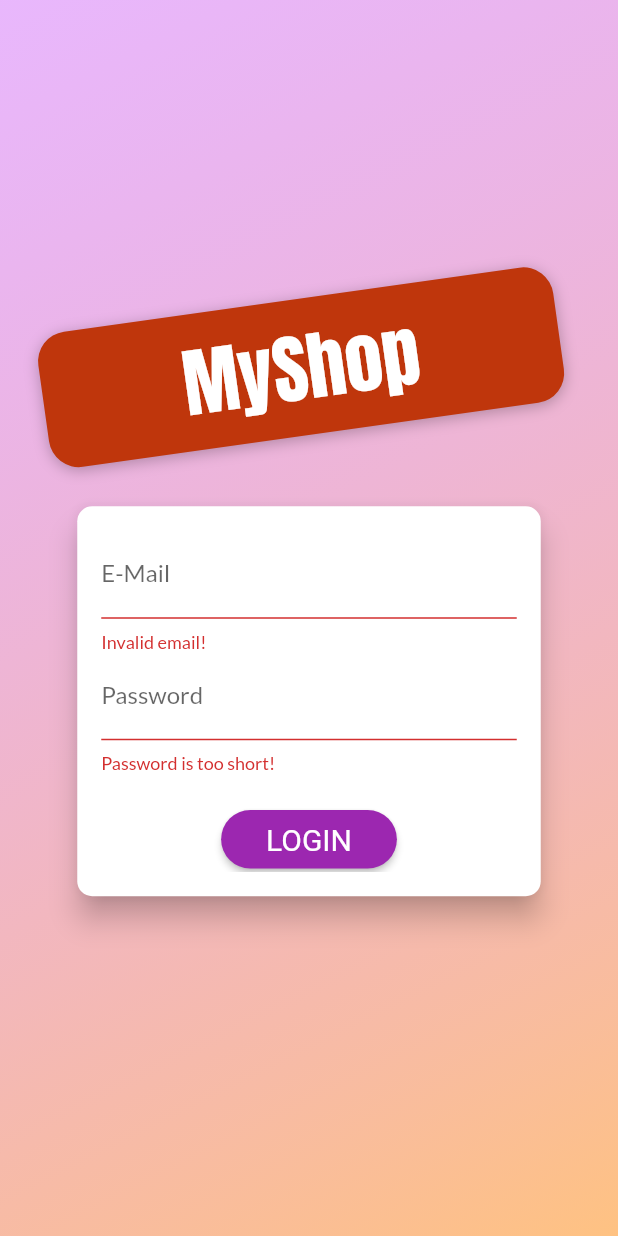
After one commit to deshmukhpurushothaman/shop-app, a Flutter app: the screen it shows after launch, after a tap on "LOGIN", on a phone screen of 412 x 824 dp. The commit adds this screen. Run offline on Flutter 3.47's test engine with Material 2 defaults, Android fonts, the phone set to English and light mode, and no system bars; our stand-ins replace shared_preferences; network calls fail.

Commit message:
🔐Authentication, auto-auth and user data added to products

```diff
--- a/lib/main.dart
+++ b/lib/main.dart
@@ -1,9 +1,13 @@
 import 'package:flutter/material.dart';
 import 'package:provider/provider.dart';
+import 'package:shared_preferences/shared_preferences.dart';
+import 'package:shop_app/providers/auth.dart';
 import 'package:shop_app/providers/orders.dart';
+import 'package:shop_app/screens/auth_screen.dart';
 import 'package:shop_app/screens/cart_screen.dart';
 import 'package:shop_app/screens/edit_product_screen.dart';
 import 'package:shop_app/screens/orders_screen.dart';
+import 'package:shop_app/screens/splash_screen.dart';
 import 'package:shop_app/screens/user_products_screen.dart';
 import './providers/cart.dart';
 import './screens/products_overview_screen.dart';
@@ -11,6 +15,7 @@ import './screens/product_detail_screen.dart';
 import './providers/products_provider.dart';
 
 void main() {
+  SharedPreferences.setMockInitialValues({});
   runApp(const MyApp());
 }
 
@@ -22,17 +27,27 @@ class MyApp extends StatelessWidget {
   Widget build(BuildContext context) {
     return MultiProvider(
       providers: [
-        ChangeNotifierProvider(
-          create: (ctx) => ProductsProvider(),
+        ChangeNotifierProvider(create: (ctx) => Auth()),
+        ChangeNotifierProxyProvider<Auth, ProductsProvider>(
+          create: (_) => ProductsProvider('', '', []),
+          update: (ctx, auth, previousProducts) => ProductsProvider(
+              auth.token != null ? auth.token! : '',
+              auth.userId != null ? auth.userId! : '',
+              previousProducts != null ? [] : previousProducts!.items),
         ),
         ChangeNotifierProvider(
           create: (ctx) => Cart(),
         ),
-        ChangeNotifierProvider(
-          create: (ctx) => Orders(),
-        )
+        ChangeNotifierProxyProvider<Auth, Orders>(
+          create: (_) => Orders('', '', []),
+          update: (ctx, auth, previousOrders) => Orders(
+              auth.token!,
+              auth.userId!,
+              previousOrders != null ? [] : previousOrders!.orders),
+        ),
       ],
-      child: MaterialApp(
+      child: Consumer<Auth>(
+        builder: (ctx, auth, _) => MaterialApp(
           title: 'My Shop',
           theme: ThemeData(
             // This is the theme of your application.
@@ -48,7 +63,17 @@ class MyApp extends StatelessWidget {
             accentColor: Colors.deepOrange,
             fontFamily: 'Lato',
           ),
-        home: ProductsOverviewScreen(),
+          home: auth.isAuth
+              ? ProductsOverviewScreen()
+              : FutureBuilder(
+                  future: auth.autoLogin(),
+                  builder: (
+                    ctx,
+                    authResult,
+                  ) =>
+                      authResult.connectionState == ConnectionState.waiting
+                          ? SplashScreen()
+                          : AuthScreen()),
           routes: {
             ProductDetailScreen.routeName: (ctx) => ProductDetailScreen(),
             CartScreen.routeName: (ctx) => CartScreen(),
@@ -57,6 +82,7 @@ class MyApp extends StatelessWidget {
             EditProductScreen.routeName: (ctx) => EditProductScreen(),
           },
         ),
+      ),
     );
   }
 }
--- /dev/null
+++ b/lib/providers/auth.dart
@@ -0,0 +1,114 @@
+import 'package:flutter/widgets.dart';
+import 'package:http/http.dart' as http;
+import 'dart:convert';
+import 'dart:async';
+import 'package:shared_preferences/shared_preferences.dart';
+import 'package:shop_app/models/http_exception.dart';
+
+class Auth with ChangeNotifier {
+  String? _token;
+  DateTime? _expiryDate;
+  String? _userId;
+  Timer? _authTimer;
+
+  bool get isAuth {
+    return token != null;
+  }
+
+  String? get token {
+    if (_expiryDate != null &&
+        _expiryDate!.isAfter(DateTime.now()) &&
+        _token != null) {
+      return _token;
+    }
+    return null;
+  }
+
+  String? get userId {
+    return _userId;
+  }
+
+  Future<void> _authticate(
+      String email, String password, String urlSegment) async {
+    final url =
+        'https://identitytoolkit.googleapis.com/v1/accounts:$urlSegment?key=AIzaSyABPCqoqSLIfVHJ69jBBhA2RSbGD4jQfDw';
+    try {
+      final response = await http.post(Uri.parse(url),
+          body: json.encode({
+            'email': email,
+            'password': password,
+            'returnSecureToken': true,
+          }));
+      final responseData = json.decode(response.body);
+
+      if (responseData['error'] != null) {
+        print(responseData['error']['message']);
+        throw HttpException(responseData['error']['message']);
+      }
+      _token = responseData['idToken'];
+      _userId = responseData['localId'];
+      _expiryDate = DateTime.now()
+          .add(Duration(seconds: int.parse(responseData['expiresIn'])));
+      _autoLogout();
+      notifyListeners();
+      final prefs = await SharedPreferences.getInstance();
+      final userData = json.encode({
+        'token': _token,
+        'userId': _userId,
+        'expiryDate': _expiryDate!.toIso8601String()
+      });
+      prefs.setString('userData', userData);
+    } catch (error) {
+      throw error;
+    }
+  }
+
+  Future<void> signup(String email, String password) async {
+    return _authticate(email, password, 'signUp');
+  }
+
+  Future<void> signin(String email, String password) async {
+    return _authticate(email, password, 'signInWithPassword');
+  }
+
+  Future<bool> autoLogin() async {
+    final prefs = await SharedPreferences.getInstance();
+    if (!prefs.containsKey('userData')) {
+      return false;
+    }
+    final extractedUserData =
+        json.decode(prefs.getString('userData')!) as Map<String, Object>;
+    final expiryDate =
+        DateTime.parse(extractedUserData['expiryDate'] as String);
+    if (expiryDate.isBefore(DateTime.now())) {
+      return false;
+    }
+    _token = extractedUserData['token'] as String;
+    _userId = extractedUserData['userId'] as String;
+    _expiryDate = extractedUserData['expiryDate'] as DateTime;
+    notifyListeners();
+    _autoLogout();
+    return true;
+  }
+
+  Future<void> logout() async {
+    _token = null;
+    _userId = null;
+    _expiryDate = null;
+    if (_authTimer != null) {
+      _authTimer!.cancel();
+      _authTimer = null;
+    }
+    notifyListeners();
+    final prefs = await SharedPreferences.getInstance();
+    prefs.remove('userData');
+  }
+
+  void _autoLogout() {
+    if (_authTimer != null) {
+      _authTimer!.cancel();
+    }
+    final expiryTime = _expiryDate!.difference(DateTime.now()).inSeconds;
+    _authTimer = Timer(Duration(seconds: expiryTime), logout);
+  }
+}
--- /dev/null
+++ b/lib/screens/auth_screen.dart
@@ -0,0 +1,281 @@
+import 'dart:math';
+
+import 'package:flutter/material.dart';
+import 'package:provider/provider.dart';
+import 'package:shop_app/models/http_exception.dart';
+
+import '../providers/auth.dart';
+
+enum AuthMode { Signup, Login }
+
+class AuthScreen extends StatelessWidget {
+  static const routeName = '/auth';
+
+  @override
+  Widget build(BuildContext context) {
+    final deviceSize = MediaQuery.of(context).size;
+    // final transformConfig = Matrix4.rotationZ(-8 * pi / 180);
+    // transformConfig.translate(-10.0);
+    return Scaffold(
+      // resizeToAvoidBottomInset: false,
+      body: Stack(
+        children: <Widget>[
+          Container(
+            decoration: BoxDecoration(
+              gradient: LinearGradient(
+                colors: [
+                  Color.fromRGBO(215, 117, 255, 1).withOpacity(0.5),
+                  Color.fromRGBO(255, 188, 117, 1).withOpacity(0.9),
+                ],
+                begin: Alignment.topLeft,
+                end: Alignment.bottomRight,
+                stops: [0, 1],
+              ),
+            ),
+          ),
+          SingleChildScrollView(
+            child: Container(
+              height: deviceSize.height,
+              width: deviceSize.width,
+              child: Column(
+                mainAxisAlignment: MainAxisAlignment.center,
+                crossAxisAlignment: CrossAxisAlignment.center,
+                children: <Widget>[
+                  Flexible(
+                    child: Container(
+                      margin: EdgeInsets.only(bottom: 20.0),
+                      padding:
+                          EdgeInsets.symmetric(vertical: 8.0, horizontal: 94.0),
+                      transform: Matrix4.rotationZ(-8 * pi / 180)
+                        ..translate(-10.0),
+                      // ..translate(-10.0),
+                      decoration: BoxDecoration(
+                        borderRadius: BorderRadius.circular(20),
+                        color: Colors.deepOrange.shade900,
+                        boxShadow: [
+                          BoxShadow(
+                            blurRadius: 8,
+                            color: Colors.black26,
+                            offset: Offset(0, 2),
+                          )
+                        ],
+                      ),
+                      child: Text(
+                        'MyShop',
+                        style: TextStyle(
+                          color: Colors.white,
+                          // Theme.of(context).accentTextTheme.title.color,
+                          fontSize: 50,
+                          fontFamily: 'Anton',
+                          fontWeight: FontWeight.normal,
+                        ),
+                      ),
+                    ),
+                  ),
+                  Flexible(
+                    flex: deviceSize.width > 600 ? 2 : 1,
+                    child: AuthCard(),
+                  ),
+                ],
+              ),
+            ),
+          ),
+        ],
+      ),
+    );
+  }
+}
+
+class AuthCard extends StatefulWidget {
+  // const AuthCard({
+  //   Key key,
+  // }) : super(key: key);
+
+  @override
+  _AuthCardState createState() => _AuthCardState();
+}
+
+class _AuthCardState extends State<AuthCard> {
+  final GlobalKey<FormState> _formKey = GlobalKey();
+  AuthMode _authMode = AuthMode.Login;
+  Map<String, String> _authData = {
+    'email': '',
+    'password': '',
+  };
+  var _isLoading = false;
+  final _passwordController = TextEditingController();
+
+  void _showErrorDialog(String message) {
+    showDialog(
+        context: context,
+        builder: (ctx) => AlertDialog(
+              title: Text('An error occurred'),
+              content: Text(message),
+              actions: [
+                TextButton(
+                    onPressed: () {
+                      Navigator.of(ctx).pop();
+                    },
+                    child: Text('OK'))
+              ],
+            ));
+  }
+
+  Future<void> _submit() async {
+    if (!_formKey.currentState!.validate()) {
+      // Invalid!
+      return;
+    }
+    _formKey.currentState!.save();
+    setState(() {
+      _isLoading = true;
+    });
+    try {
+      if (_authMode == AuthMode.Login) {
+        // Log user in
+        await Provider.of<Auth>(context, listen: false)
+            .signin(_authData['email']!, _authData['password']!);
+      } else {
+        // Sign user up
+        await Provider.of<Auth>(context, listen: false)
+            .signup(_authData['email']!, _authData['password']!);
+      }
+    } on HttpException catch (error) {
+      print(error);
+      var errorMessage = 'Authntication failed';
+      if (error.toString().contains('EMAIL_EXISTS')) {
+        errorMessage = 'This email already exists';
+      } else if (error.toString().contains('INVALID_EMAIL')) {
+        errorMessage = 'This is not a valid email';
+      } else if (error.toString().contains('WEAK_PASSWORD')) {
+        errorMessage = 'This password is too weak';
+      } else if (error.toString().contains('EMAIL_NOT_FOUND')) {
+        errorMessage = 'Could not find this email registered!';
+      } else if (error.toString().contains('INVALID_PASSWORD')) {
+        errorMessage = 'Invalid password!';
+      }
+      _showErrorDialog(errorMessage);
+    } catch (error) {
+      const errorMessage =
+          'Could not authenticate you. Please try again later!';
+      _showErrorDialog(errorMessage);
+    }
+    setState(() {
+      _isLoading = false;
+    });
+  }
+
+  void _switchAuthMode() {
+    if (_authMode == AuthMode.Login) {
+      setState(() {
+        _authMode = AuthMode.Signup;
+      });
+    } else {
+      setState(() {
+        _authMode = AuthMode.Login;
+      });
+    }
+  }
+
+  @override
+  Widget build(BuildContext context) {
+    final deviceSize = MediaQuery.of(context).size;
+    return Card(
+      shape: RoundedRectangleBorder(
+        borderRadius: BorderRadius.circular(10.0),
+      ),
+      elevation: 8.0,
+      child: Container(
+        height: _authMode == AuthMode.Signup ? 320 : 260,
+        constraints:
+            BoxConstraints(minHeight: _authMode == AuthMode.Signup ? 320 : 260),
+        width: deviceSize.width * 0.75,
+        padding: EdgeInsets.all(16.0),
+        child: Form(
+          key: _formKey,
+          child: SingleChildScrollView(
+            child: Column(
+              children: <Widget>[
+                TextFormField(
+                  decoration: InputDecoration(labelText: 'E-Mail'),
+                  keyboardType: TextInputType.emailAddress,
+                  validator: (value) {
+                    if (value!.isEmpty || !value.contains('@')) {
+                      return 'Invalid email!';
+                    }
+                  },
+                  onSaved: (value) {
+                    _authData['email'] = value!;
+                  },
+                ),
+                TextFormField(
+                  decoration: InputDecoration(labelText: 'Password'),
+                  obscureText: true,
+                  controller: _passwordController,
+                  validator: (value) {
+                    if (value!.isEmpty || value.length < 5) {
+                      return 'Password is too short!';
+                    }
+                  },
+                  onSaved: (value) {
+                    _authData['password'] = value!;
+                  },
+                ),
+                if (_authMode == AuthMode.Signup)
+                  TextFormField(
+                    enabled: _authMode == AuthMode.Signup,
+                    decoration: InputDecoration(labelText: 'Confirm Password'),
+                    obscureText: true,
+                    validator: _authMode == AuthMode.Signup
+                        ? (value) {
+                            if (value != _passwordController.text) {
+                              return 'Passwords do not match!';
+                            }
+                          }
+                        : null,
+                  ),
+                SizedBox(
+                  height: 20,
+                ),
+                if (_isLoading)
+                  CircularProgressIndicator()
+                else
+                  ElevatedButton(
+                    style: ButtonStyle(
+                      backgroundColor: MaterialStatePropertyAll<Color>(
+                          Theme.of(context).primaryColor),
+                      textStyle: MaterialStateProperty.all(
+                        const TextStyle(fontSize: 20, color: Colors.white),
+                      ),
+                      shape: MaterialStateProperty.all(
+                        RoundedRectangleBorder(
+                          borderRadius: BorderRadius.circular(30),
+                        ),
+                      ),
+                      padding: MaterialStateProperty.all(
+                        const EdgeInsets.symmetric(
+                            horizontal: 30, vertical: 8.0),
+                      ),
+                    ),
+                    child:
+                        Text(_authMode == AuthMode.Login ? 'LOGIN' : 'SIGN UP'),
+                    onPressed: _submit,
+                  ),
+                TextButton(
+                  child: Text(
+                      '${_authMode == AuthMode.Login ? 'SIGNUP' : 'LOGIN'} INSTEAD'),
+                  onPressed: _switchAuthMode,
+                  style: TextButton.styleFrom(
+                    padding: EdgeInsets.symmetric(horizontal: 30, vertical: 4),
+                    textStyle: TextStyle(color: Theme.of(context).primaryColor),
+                  ),
+                  // materialTapTargetSize: MaterialTapTargetSize.shrinkWrap,
+                ),
+              ],
+            ),
+          ),
+        ),
+      ),
+    );
+  }
+}
--- /dev/null
+++ b/lib/screens/splash_screen.dart
@@ -0,0 +1,12 @@
+import 'package:flutter/material.dart';
+
+class SplashScreen extends StatelessWidget {
+  @override
+  Widget build(BuildContext context) {
+    return Scaffold(
+      body: Center(
+        child: Text('Loading...'),
+      ),
+    );
+  }
+}
--- a/lib/widgets/product_item.dart
+++ b/lib/widgets/product_item.dart
@@ -1,5 +1,6 @@
 import 'package:flutter/material.dart';
 import 'package:provider/provider.dart';
+import 'package:shop_app/providers/auth.dart';
 import '../providers/cart.dart';
 import '../providers/products_provider.dart';
 import '../providers/product.dart';
@@ -18,6 +19,7 @@ class ProductItem extends StatelessWidget {
   Widget build(BuildContext context) {
     final product = Provider.of<Product>(context, listen: false);
     final cart = Provider.of<Cart>(context, listen: false);
+    final auth = Provider.of<Auth>(context);
     return ClipRRect(
       borderRadius: BorderRadius.circular(10),
       child: GridTile(
@@ -41,7 +43,7 @@ class ProductItem extends StatelessWidget {
                       ? Icons.favorite
                       : Icons.favorite_border),
                   onPressed: () {
-                    product.toggleFavouriteStatus();
+                    product.toggleFavouriteStatus(auth.token!, auth.userId!);
                   },
                   color: Theme.of(context).accentColor,
                 )),
--- a/pubspec.yaml
+++ b/pubspec.yaml
@@ -34,6 +34,7 @@ dependencies:
   provider: ^6.0.3
   intl: ^0.17.0
   http: ^0.13.5
+  shared_preferences: ^2.0.15
 
   # The following adds the Cupertino Icons font to your application.
   # Use with the CupertinoIcons class for iOS style icons.
```
Also changed, not shown: lib/providers/orders.dart (+14 -6 lines), lib/providers/product.dart (+9 -7 lines), lib/providers/products_provider.dart (+37 -23 lines), lib/screens/user_products_screen.dart (+15 -4 lines), lib/widgets/app_drawer.dart (+13 -0 lines), pubspec.lock. Lines whose indentation alone changed are shown as unchanged.
